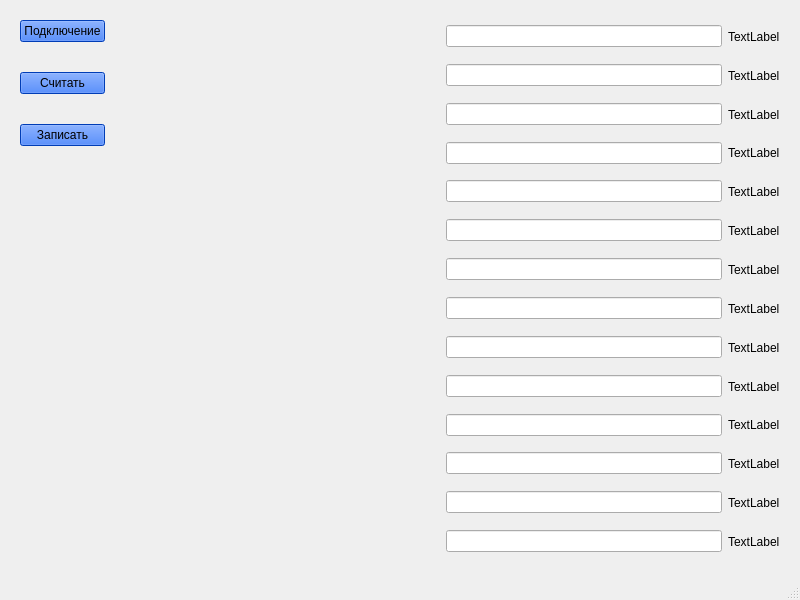
This is mainwindow.ui in postrstk/dump_project1 as Qt 5 draws it before an edit. The edited form follows.
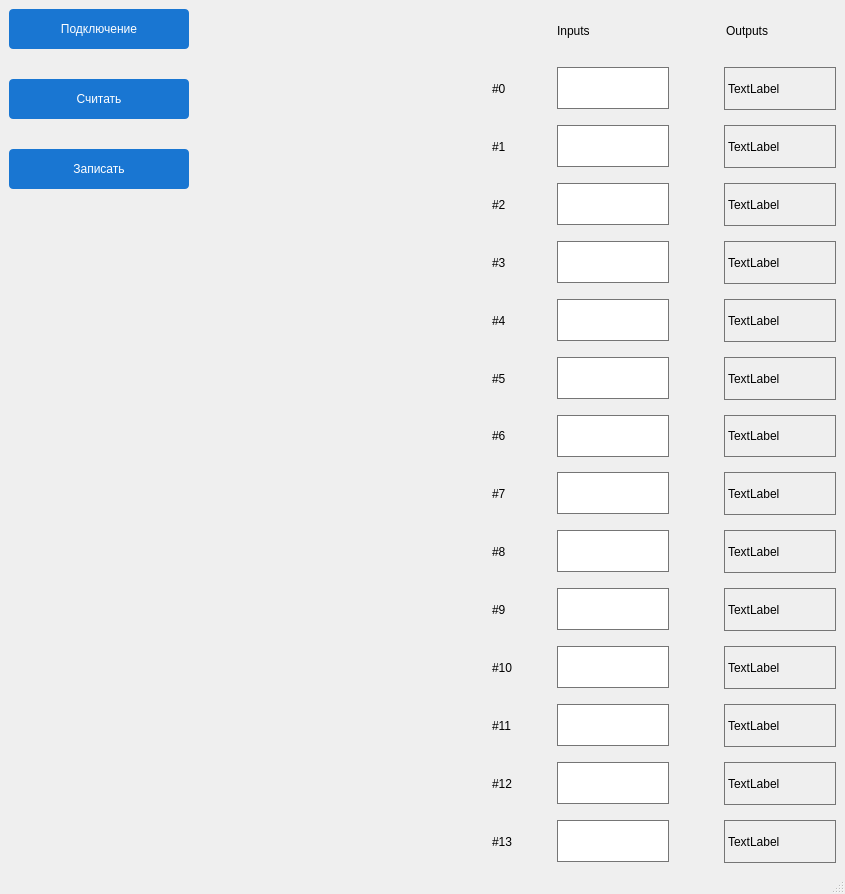
This is the edited form.

Commit message: functions for inputs/outputs; add qss

```diff
--- a/mainwindow.ui
+++ b/mainwindow.ui
@@ -6,8 +6,8 @@
    <rect>
     <x>0</x>
     <y>0</y>
-    <width>800</width>
-    <height>600</height>
+    <width>845</width>
+    <height>894</height>
    </rect>
   </property>
   <property name="windowTitle">
@@ -16,24 +16,38 @@
   <widget class="QWidget" name="centralwidget">
    <property name="styleSheet">
     <string notr="true">QPushButton {
-	background-color: rgb(0, 85, 255);
-font: 14pt &quot;MS Shell Dlg 2&quot;;
+    border-radius: 4px;
+	background-color: rgb(25, 118, 210);
+    min-width: 180px;
+	min-height: 40px;
+	
+	
+	color: rgb(255, 255, 255);
+
+	font: 14pt &quot;MS Shell Dlg 2&quot;;
 }
-</string>
+QPushButton:hovered {
+background-color: rgb(21, 101, 192);
+}
+QPushButton:pressed {
+	background-color: rgb(30, 136, 229);
+}
+
+QLabel{
+border: 1px solid #757575;
+min-width: 110px;
+min-height: 30px;
+
+font: 10pt &quot;MS Shell Dlg 2&quot;;
+}
+QLineEdit {
+border: 1px solid #757575;
+min-width: 110px;
+min-height: 40px;
+font: 10pt &quot;MS Shell Dlg 2&quot;;
+}</string>
    </property>
-   <layout class="QHBoxLayout" name="horizontalLayout_15">
-    <property name="leftMargin">
-     <number>20</number>
-    </property>
-    <property name="topMargin">
-     <number>20</number>
-    </property>
-    <property name="rightMargin">
-     <number>20</number>
-    </property>
-    <property name="bottomMargin">
-     <number>20</number>
-    </property>
+   <layout class="QHBoxLayout" name="horizontalLayout_16">
     <item>
      <layout class="QVBoxLayout" name="verticalLayout">
       <property name="spacing">
@@ -90,11 +104,137 @@
     </item>
     <item>
      <layout class="QVBoxLayout" name="verticalLayout_2">
+      <property name="spacing">
+       <number>15</number>
+      </property>
+      <item>
+       <layout class="QHBoxLayout" name="horizontalLayout_15">
+        <item>
+         <widget class="QLabel" name="label_17">
+          <property name="styleSheet">
+           <string notr="true">QLabel {
+border: 0px;
+min-width:50px;
+max-width:50px;
+}</string>
+          </property>
+          <property name="text">
+           <string/>
+          </property>
+         </widget>
+        </item>
+        <item>
+         <widget class="QLabel" name="label_15">
+          <property name="styleSheet">
+           <string notr="true">QLabel{
+border: 0px;
+	font: 75 12pt &quot;MS Shell Dlg 2&quot;;
+}</string>
+          </property>
+          <property name="text">
+           <string>Inputs</string>
+          </property>
+         </widget>
+        </item>
+        <item>
+         <spacer name="horizontalSpacer_16">
+          <property name="orientation">
+           <enum>Qt::Horizontal</enum>
+          </property>
+          <property name="sizeHint" stdset="0">
+           <size>
+            <width>40</width>
+            <height>20</height>
+           </size>
+          </property>
+         </spacer>
+        </item>
+        <item>
+         <widget class="QLabel" name="label_16">
+          <property name="styleSheet">
+           <string notr="true">QLabel{
+border: 0px;
+	font: 75 12pt &quot;MS Shell Dlg 2&quot;;
+}</string>
+          </property>
+          <property name="text">
+           <string>Outputs</string>
+          </property>
+         </widget>
+        </item>
+       </layout>
+      </item>
       <item>
        <layout class="QHBoxLayout" name="horizontalLayout_14">
         <item>
+         <widget class="QLabel" name="label">
+          <property name="styleSheet">
+           <string notr="true">QLabel {
+border: 0px;
+min-width:50px;
+}</string>
+          </property>
+          <property name="text">
+           <string>#0</string>
+          </property>
+         </widget>
+        </item>
+        <item>
+         <widget class="QLineEdit" name="input_0"/>
+        </item>
+        <item>
+         <spacer name="horizontalSpacer_5">
+          <property name="orientation">
+           <enum>Qt::Horizontal</enum>
+          </property>
+          <property name="sizeHint" stdset="0">
+           <size>
+            <width>40</width>
+            <height>20</height>
+           </size>
+          </property>
+         </spacer>
+        </item>
+        <item>
+         <widget class="QLabel" name="output_0">
+          <property name="text">
+           <string>TextLabel</string>
+          </property>
+         </widget>
+        </item>
+       </layout>
+      </item>
+      <item>
+       <layout class="QHBoxLayout" name="horizontalLayout_13">
+        <item>
+         <widget class="QLabel" name="label_2">
+          <property name="styleSheet">
+           <string notr="true">QLabel {
+border: 0px;
+min-width:50px;
+}</string>
+          </property>
+          <property name="text">
+           <string>#1</string>
+          </property>
+         </widget>
+        </item>
+        <item>
          <widget class="QLineEdit" name="input_1"/>
         </item>
+        <item>
+         <spacer name="horizontalSpacer_4">
+          <property name="orientation">
+           <enum>Qt::Horizontal</enum>
+          </property>
+          <property name="sizeHint" stdset="0">
+           <size>
+            <width>40</width>
+            <height>20</height>
+           </size>
+          </property>
+         </spacer>
+        </item>
         <item>
          <widget class="QLabel" name="output_1">
           <property name="text">
@@ -105,10 +245,36 @@
        </layout>
       </item>
       <item>
-       <layout class="QHBoxLayout" name="horizontalLayout_13">
+       <layout class="QHBoxLayout" name="horizontalLayout_12">
+        <item>
+         <widget class="QLabel" name="label_3">
+          <property name="styleSheet">
+           <string notr="true">QLabel {
+border: 0px;
+min-width:50px;
+}</string>
+          </property>
+          <property name="text">
+           <string>#2</string>
+          </property>
+         </widget>
+        </item>
         <item>
          <widget class="QLineEdit" name="input_2"/>
         </item>
+        <item>
+         <spacer name="horizontalSpacer_3">
+          <property name="orientation">
+           <enum>Qt::Horizontal</enum>
+          </property>
+          <property name="sizeHint" stdset="0">
+           <size>
+            <width>40</width>
+            <height>20</height>
+           </size>
+          </property>
+         </spacer>
+        </item>
         <item>
          <widget class="QLabel" name="output_2">
           <property name="text">
@@ -118,27 +284,39 @@
         </item>
        </layout>
       </item>
-      <item>
-       <layout class="QHBoxLayout" name="horizontalLayout_12">
-        <item>
-         <widget class="QLineEdit" name="input_5"/>
-        </item>
-        <item>
-         <widget class="QLabel" name="output_3">
-          <property name="text">
-           <string>TextLabel</string>
-          </property>
-         </widget>
-        </item>
-       </layout>
-      </item>
       <item>
        <layout class="QHBoxLayout" name="horizontalLayout_11">
+        <item>
+         <widget class="QLabel" name="label_4">
+          <property name="styleSheet">
+           <string notr="true">QLabel {
+border: 0px;
+min-width:50px;
+}</string>
+          </property>
+          <property name="text">
+           <string>#3</string>
+          </property>
+         </widget>
+        </item>
         <item>
          <widget class="QLineEdit" name="input_3"/>
         </item>
         <item>
-         <widget class="QLabel" name="output_4">
+         <spacer name="horizontalSpacer_2">
+          <property name="orientation">
+           <enum>Qt::Horizontal</enum>
+          </property>
+          <property name="sizeHint" stdset="0">
+           <size>
+            <width>40</width>
+            <height>20</height>
+           </size>
+          </property>
+         </spacer>
+        </item>
+        <item>
+         <widget class="QLabel" name="output_3">
           <property name="text">
            <string>TextLabel</string>
           </property>
@@ -149,10 +327,36 @@
       <item>
        <layout class="QHBoxLayout" name="horizontalLayout_10">
         <item>
-         <widget class="QLineEdit" name="input_13"/>
+         <widget class="QLabel" name="label_5">
+          <property name="styleSheet">
+           <string notr="true">QLabel {
+border: 0px;
+min-width:50px;
+}</string>
+          </property>
+          <property name="text">
+           <string>#4</string>
+          </property>
+         </widget>
         </item>
         <item>
-         <widget class="QLabel" name="output_5">
+         <widget class="QLineEdit" name="input_4"/>
+        </item>
+        <item>
+         <spacer name="horizontalSpacer_6">
+          <property name="orientation">
+           <enum>Qt::Horizontal</enum>
+          </property>
+          <property name="sizeHint" stdset="0">
+           <size>
+            <width>40</width>
+            <height>20</height>
+           </size>
+          </property>
+         </spacer>
+        </item>
+        <item>
+         <widget class="QLabel" name="output_4">
           <property name="text">
            <string>TextLabel</string>
           </property>
@@ -163,10 +367,36 @@
       <item>
        <layout class="QHBoxLayout" name="horizontalLayout_9">
         <item>
-         <widget class="QLineEdit" name="input_7"/>
+         <widget class="QLabel" name="label_6">
+          <property name="styleSheet">
+           <string notr="true">QLabel {
+border: 0px;
+min-width:50px;
+}</string>
+          </property>
+          <property name="text">
+           <string>#5</string>
+          </property>
+         </widget>
         </item>
         <item>
-         <widget class="QLabel" name="output_6">
+         <widget class="QLineEdit" name="input_5"/>
+        </item>
+        <item>
+         <spacer name="horizontalSpacer_7">
+          <property name="orientation">
+           <enum>Qt::Horizontal</enum>
+          </property>
+          <property name="sizeHint" stdset="0">
+           <size>
+            <width>40</width>
+            <height>20</height>
+           </size>
+          </property>
+         </spacer>
+        </item>
+        <item>
+         <widget class="QLabel" name="output_5">
           <property name="text">
            <string>TextLabel</string>
           </property>
@@ -177,10 +407,36 @@
       <item>
        <layout class="QHBoxLayout" name="horizontalLayout_8">
         <item>
-         <widget class="QLineEdit" name="input_9"/>
+         <widget class="QLabel" name="label_7">
+          <property name="styleSheet">
+           <string notr="true">QLabel {
+border: 0px;
+min-width:50px;
+}</string>
+          </property>
+          <property name="text">
+           <string>#6</string>
+          </property>
+         </widget>
         </item>
         <item>
-         <widget class="QLabel" name="output_7">
+         <widget class="QLineEdit" name="input_6"/>
+        </item>
+        <item>
+         <spacer name="horizontalSpacer_8">
+          <property name="orientation">
+           <enum>Qt::Horizontal</enum>
+          </property>
+          <property name="sizeHint" stdset="0">
+           <size>
+            <width>40</width>
+            <height>20</height>
+           </size>
+          </property>
+         </spacer>
+        </item>
+        <item>
+         <widget class="QLabel" name="output_6">
           <property name="text">
            <string>TextLabel</string>
           </property>
@@ -191,10 +447,36 @@
       <item>
        <layout class="QHBoxLayout" name="horizontalLayout_7">
         <item>
-         <widget class="QLineEdit" name="input_14"/>
+         <widget class="QLabel" name="label_8">
+          <property name="styleSheet">
+           <string notr="true">QLabel {
+border: 0px;
+min-width:50px;
+}</string>
+          </property>
+          <property name="text">
+           <string>#7</string>
+          </property>
+         </widget>
         </item>
         <item>
-         <widget class="QLabel" name="output_8">
+         <widget class="QLineEdit" name="input_7"/>
+        </item>
+        <item>
+         <spacer name="horizontalSpacer_9">
+          <property name="orientation">
+           <enum>Qt::Horizontal</enum>
+          </property>
+          <property name="sizeHint" stdset="0">
+           <size>
+            <width>40</width>
+            <height>20</height>
+           </size>
+          </property>
+         </spacer>
+        </item>
+        <item>
+         <widget class="QLabel" name="output_7">
           <property name="text">
            <string>TextLabel</string>
           </property>
@@ -205,10 +487,36 @@
       <item>
        <layout class="QHBoxLayout" name="horizontalLayout_6">
         <item>
-         <widget class="QLineEdit" name="input_12"/>
+         <widget class="QLabel" name="label_9">
+          <property name="styleSheet">
+           <string notr="true">QLabel {
+border: 0px;
+min-width:50px;
+}</string>
+          </property>
+          <property name="text">
+           <string>#8</string>
+          </property>
+         </widget>
         </item>
         <item>
-         <widget class="QLabel" name="output_9">
+         <widget class="QLineEdit" name="input_8"/>
+        </item>
+        <item>
+         <spacer name="horizontalSpacer_10">
+          <property name="orientation">
+           <enum>Qt::Horizontal</enum>
+          </property>
+          <property name="sizeHint" stdset="0">
+           <size>
+            <width>40</width>
+            <height>20</height>
+           </size>
+          </property>
+         </spacer>
+        </item>
+        <item>
+         <widget class="QLabel" name="output_8">
           <property name="text">
            <string>TextLabel</string>
           </property>
@@ -219,8 +527,74 @@
       <item>
        <layout class="QHBoxLayout" name="horizontalLayout_5">
         <item>
+         <widget class="QLabel" name="label_10">
+          <property name="styleSheet">
+           <string notr="true">QLabel {
+border: 0px;
+min-width:50px;
+}</string>
+          </property>
+          <property name="text">
+           <string>#9</string>
+          </property>
+         </widget>
+        </item>
+        <item>
+         <widget class="QLineEdit" name="input_9"/>
+        </item>
+        <item>
+         <spacer name="horizontalSpacer_11">
+          <property name="orientation">
+           <enum>Qt::Horizontal</enum>
+          </property>
+          <property name="sizeHint" stdset="0">
+           <size>
+            <width>40</width>
+            <height>20</height>
+           </size>
+          </property>
+         </spacer>
+        </item>
+        <item>
+         <widget class="QLabel" name="output_9">
+          <property name="text">
+           <string>TextLabel</string>
+          </property>
+         </widget>
+        </item>
+       </layout>
+      </item>
+      <item>
+       <layout class="QHBoxLayout" name="horizontalLayout_4">
+        <item>
+         <widget class="QLabel" name="label_11">
+          <property name="styleSheet">
+           <string notr="true">QLabel {
+border: 0px;
+min-width:50px;
+}</string>
+          </property>
+          <property name="text">
+           <string>#10</string>
+          </property>
+         </widget>
+        </item>
+        <item>
          <widget class="QLineEdit" name="input_10"/>
         </item>
+        <item>
+         <spacer name="horizontalSpacer_12">
+          <property name="orientation">
+           <enum>Qt::Horizontal</enum>
+          </property>
+          <property name="sizeHint" stdset="0">
+           <size>
+            <width>40</width>
+            <height>20</height>
+           </size>
+          </property>
+         </spacer>
+        </item>
         <item>
          <widget class="QLabel" name="output_10">
           <property name="text">
@@ -230,27 +604,39 @@
         </item>
        </layout>
       </item>
-      <item>
-       <layout class="QHBoxLayout" name="horizontalLayout_4">
-        <item>
-         <widget class="QLineEdit" name="input_6"/>
-        </item>
-        <item>
-         <widget class="QLabel" name="output_11">
-          <property name="text">
-           <string>TextLabel</string>
-          </property>
-         </widget>
-        </item>
-       </layout>
-      </item>
       <item>
        <layout class="QHBoxLayout" name="horizontalLayout_3">
+        <item>
+         <widget class="QLabel" name="label_12">
+          <property name="styleSheet">
+           <string notr="true">QLabel {
+border: 0px;
+min-width:50px;
+}</string>
+          </property>
+          <property name="text">
+           <string>#11</string>
+          </property>
+         </widget>
+        </item>
         <item>
          <widget class="QLineEdit" name="input_11"/>
         </item>
         <item>
-         <widget class="QLabel" name="output_12">
+         <spacer name="horizontalSpacer_13">
+          <property name="orientation">
+           <enum>Qt::Horizontal</enum>
+          </property>
+          <property name="sizeHint" stdset="0">
+           <size>
+            <width>40</width>
+            <height>20</height>
+           </size>
+          </property>
+         </spacer>
+        </item>
+        <item>
+         <widget class="QLabel" name="output_11">
           <property name="text">
            <string>TextLabel</string>
           </property>
@@ -261,10 +647,36 @@
       <item>
        <layout class="QHBoxLayout" name="horizontalLayout_2">
         <item>
-         <widget class="QLineEdit" name="input_8"/>
+         <widget class="QLabel" name="label_13">
+          <property name="styleSheet">
+           <string notr="true">QLabel {
+border: 0px;
+min-width:50px;
+}</string>
+          </property>
+          <property name="text">
+           <string>#12</string>
+          </property>
+         </widget>
         </item>
         <item>
-         <widget class="QLabel" name="output_14">
+         <widget class="QLineEdit" name="input_12"/>
+        </item>
+        <item>
+         <spacer name="horizontalSpacer_14">
+          <property name="orientation">
+           <enum>Qt::Horizontal</enum>
+          </property>
+          <property name="sizeHint" stdset="0">
+           <size>
+            <width>40</width>
+            <height>20</height>
+           </size>
+          </property>
+         </spacer>
+        </item>
+        <item>
+         <widget class="QLabel" name="output_12">
           <property name="text">
            <string>TextLabel</string>
           </property>
@@ -275,7 +687,33 @@
       <item>
        <layout class="QHBoxLayout" name="horizontalLayout">
         <item>
-         <widget class="QLineEdit" name="input_4"/>
+         <widget class="QLabel" name="label_14">
+          <property name="styleSheet">
+           <string notr="true">QLabel {
+border: 0px;
+min-width:50px;
+}</string>
+          </property>
+          <property name="text">
+           <string>#13</string>
+          </property>
+         </widget>
+        </item>
+        <item>
+         <widget class="QLineEdit" name="input_13"/>
+        </item>
+        <item>
+         <spacer name="horizontalSpacer_15">
+          <property name="orientation">
+           <enum>Qt::Horizontal</enum>
+          </property>
+          <property name="sizeHint" stdset="0">
+           <size>
+            <width>40</width>
+            <height>20</height>
+           </size>
+          </property>
+         </spacer>
         </item>
         <item>
          <widget class="QLabel" name="output_13">
```
Left out of the diff: 2 changed lines with no effect on the pictures. The commit also changes 2 other files.
